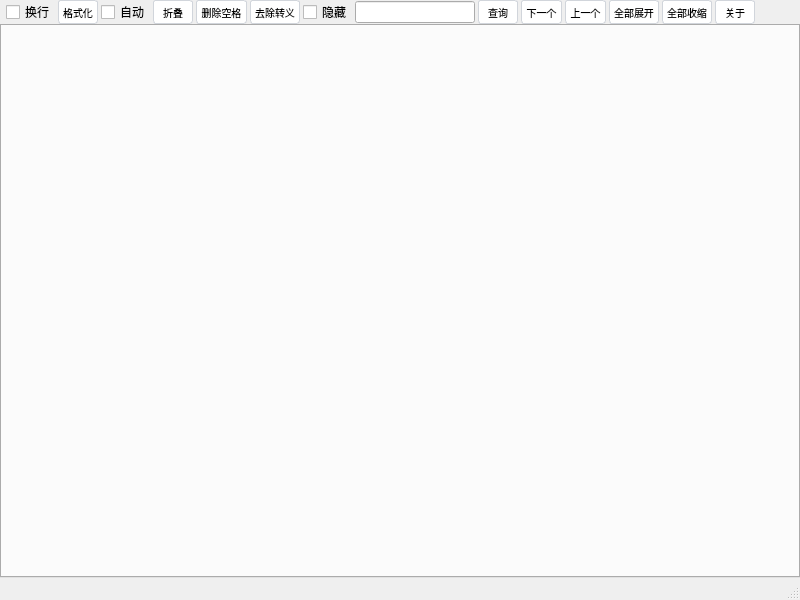
Old version of the form src/jsonmainwindow.ui in the repository zhaozbcn/JSONTool.
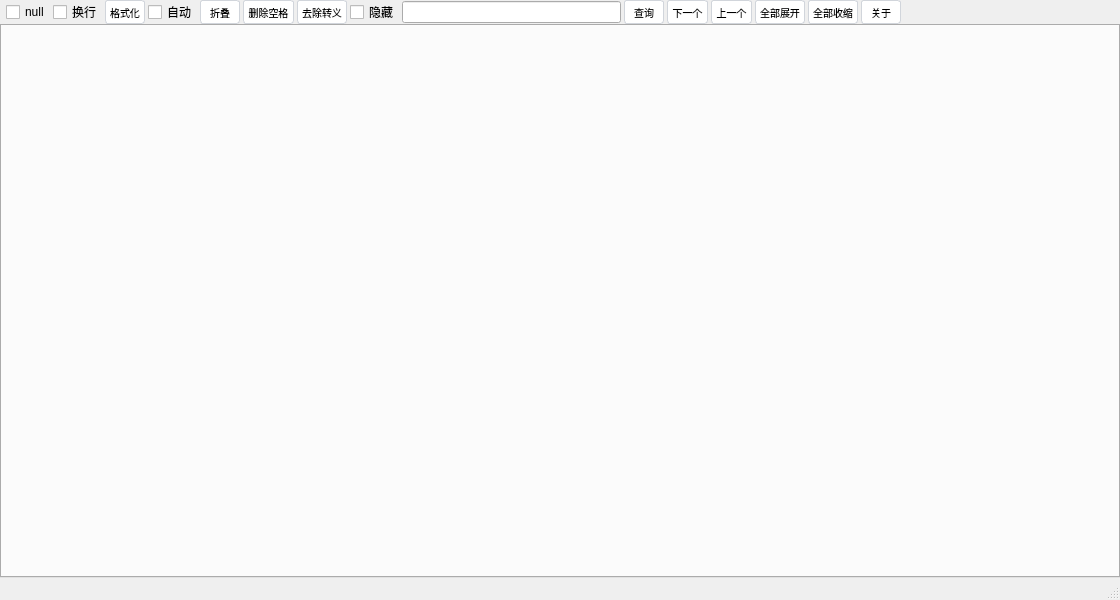
New version of the form.

Commit message:
feat(json): 添加展示null节点的功能
添加复选框控制是否在JSON树中展示值为null的节点，并更新相关文档和示例图片

```diff
--- a/src/jsonmainwindow.ui
+++ b/src/jsonmainwindow.ui
@@ -6,7 +6,7 @@
    <rect>
     <x>0</x>
     <y>0</y>
-    <width>800</width>
+    <width>1120</width>
     <height>600</height>
    </rect>
   </property>
@@ -61,6 +61,19 @@
       <property name="leftMargin">
        <number>6</number>
       </property>
+      <item>
+       <widget class="QCheckBox" name="showNullCheckBox">
+        <property name="toolTip">
+         <string>展示值为空的null节点</string>
+        </property>
+        <property name="toolTipDuration">
+         <number>8000</number>
+        </property>
+        <property name="text">
+         <string>null</string>
+        </property>
+       </widget>
+      </item>
       <item>
        <widget class="QCheckBox" name="jsonTextWrapCheckBox">
         <property name="toolTip">
```
The commit also changes 7 other files.
